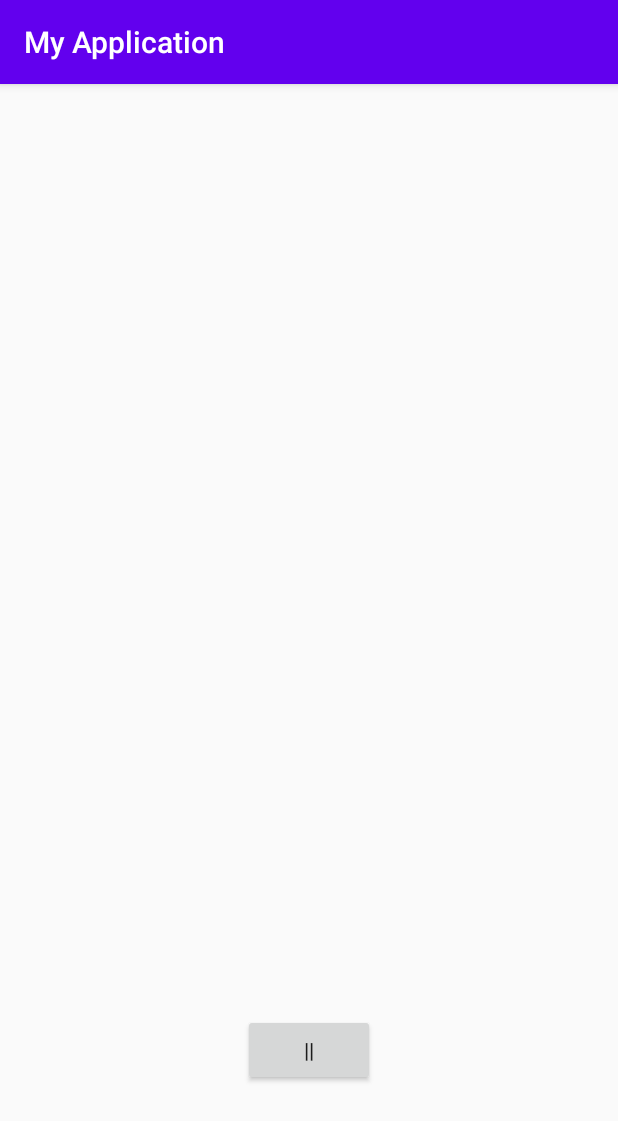
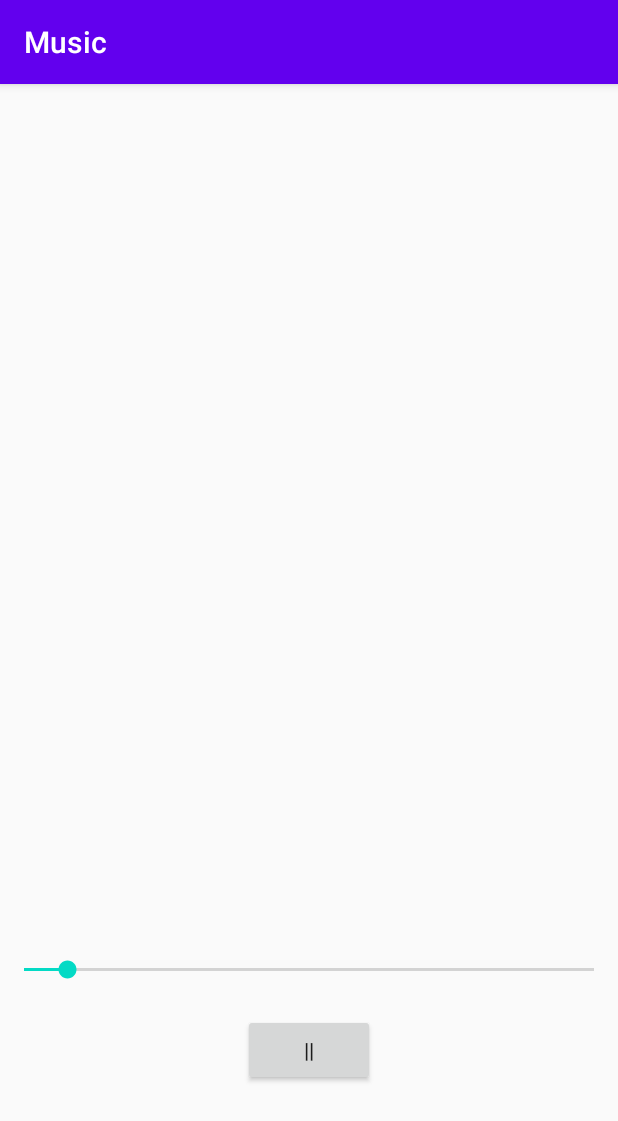
Before and after one commit to defendermann/MusicPlayer, an Android app: the screen it shows after launch (MainActivity), after a tap on an icon or button, on a phone screen of 412 x 824 dp. Shown: the top 1121 px of the screen. Run offline under Robolectric (Android 15) with nearby library versions, the phone set to English and light mode, and no system bars.

Commit message:
Add SeekBar & sync with current position
Signed-off-by: hiteshhv <46933160+hiteshhv@users.noreply.github.com>

```diff
--- a/app/src/main/java/com/hitesh/myapplication/MainActivity.java
+++ b/app/src/main/java/com/hitesh/myapplication/MainActivity.java
@@ -4,12 +4,20 @@ import androidx.appcompat.app.AppCompatActivity;
 
 import android.media.MediaPlayer;
 import android.os.Bundle;
+import android.os.Handler;
 import android.view.View;
 import android.widget.Button;
+import android.widget.SeekBar;
 
 public class MainActivity extends AppCompatActivity {
     Button play;
     MediaPlayer mediaPlayer;
+    SeekBar seekBar;
+
+    double startTime = 0;
+    double finalTime;
+    int currentPosition;
+    Handler handler = new Handler();
     @Override
     protected void onCreate(Bundle savedInstanceState) {
         super.onCreate(savedInstanceState);
@@ -19,15 +27,36 @@ public class MainActivity extends AppCompatActivity {
         play.setText(">");
         mediaPlayer = MediaPlayer.create(MainActivity.this, R.raw.samplefile);
 
+        seekBar = (SeekBar) findViewById(R.id.seekBar);
+        finalTime = mediaPlayer.getDuration();
+        startTime = mediaPlayer.getCurrentPosition();
+        seekBar.setProgress((int)startTime);
     }
     public void play(View v) {
         if (mediaPlayer.isPlaying()){
             mediaPlayer.pause();
             play.setText(">");
+
         } else {
             mediaPlayer.start();
             play.setText("||");
+            finalTime = mediaPlayer.getDuration();
+            seekBar.setMax((int)finalTime);
+            currentPosition = mediaPlayer.getCurrentPosition();
+            seekBar.setProgress((int)startTime);
+
+            //run handler
+            handler.postDelayed(updateSeekBarValue, 50);
         }
     }
 
+    //define runnable param for input
+    private Runnable updateSeekBarValue = new Runnable() {
+        public void run() {
+            startTime = mediaPlayer.getCurrentPosition();
+            seekBar.setProgress((int)startTime);
+            handler.postDelayed(this, 50);
+        }
+    };
+
 }
--- a/app/src/main/res/layout/activity_main.xml
+++ b/app/src/main/res/layout/activity_main.xml
@@ -16,4 +16,14 @@
         app:layout_constraintEnd_toEndOf="parent"
         app:layout_constraintStart_toStartOf="parent"
         app:layout_constraintTop_toTopOf="parent" />
+
+    <SeekBar
+        android:id="@+id/seekBar"
+        android:layout_width="0dp"
+        android:layout_height="wrap_content"
+        android:layout_marginTop="560dp"
+        app:layout_constraintBottom_toTopOf="@+id/button"
+        app:layout_constraintEnd_toEndOf="parent"
+        app:layout_constraintStart_toStartOf="parent"
+        app:layout_constraintTop_toTopOf="parent" />
 </androidx.constraintlayout.widget.ConstraintLayout>
--- a/app/src/main/res/values/strings.xml
+++ b/app/src/main/res/values/strings.xml
@@ -1,3 +1,3 @@
 <resources>
-    <string name="app_name">My Application</string>
+    <string name="app_name">Music</string>
 </resources>
```
